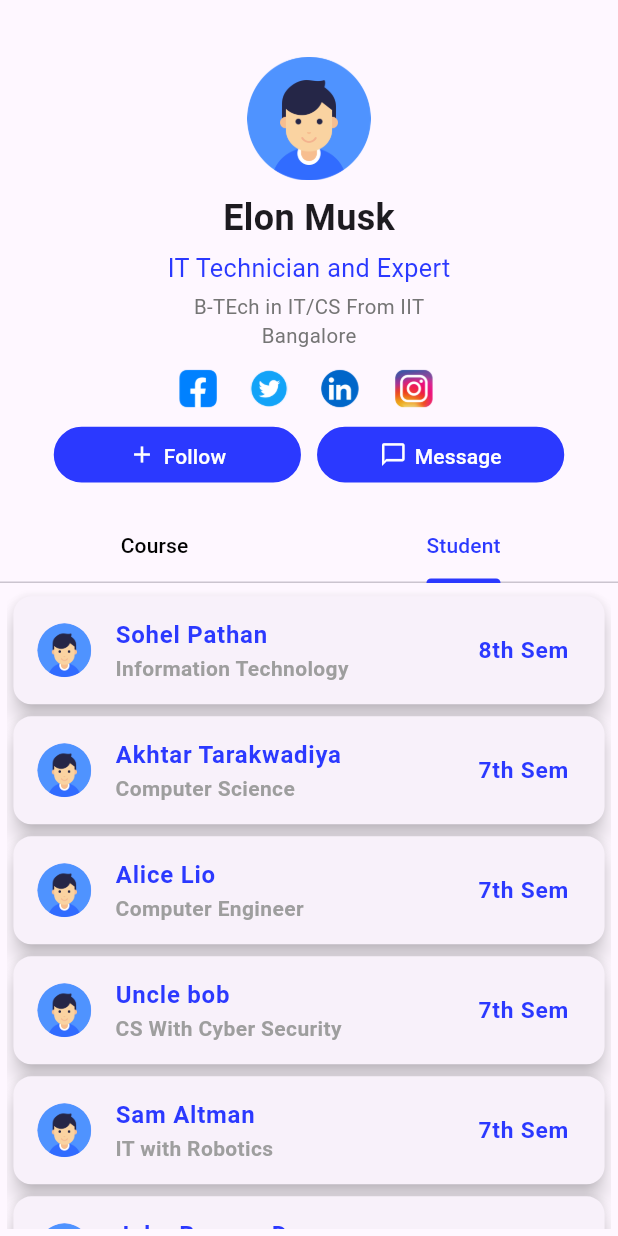
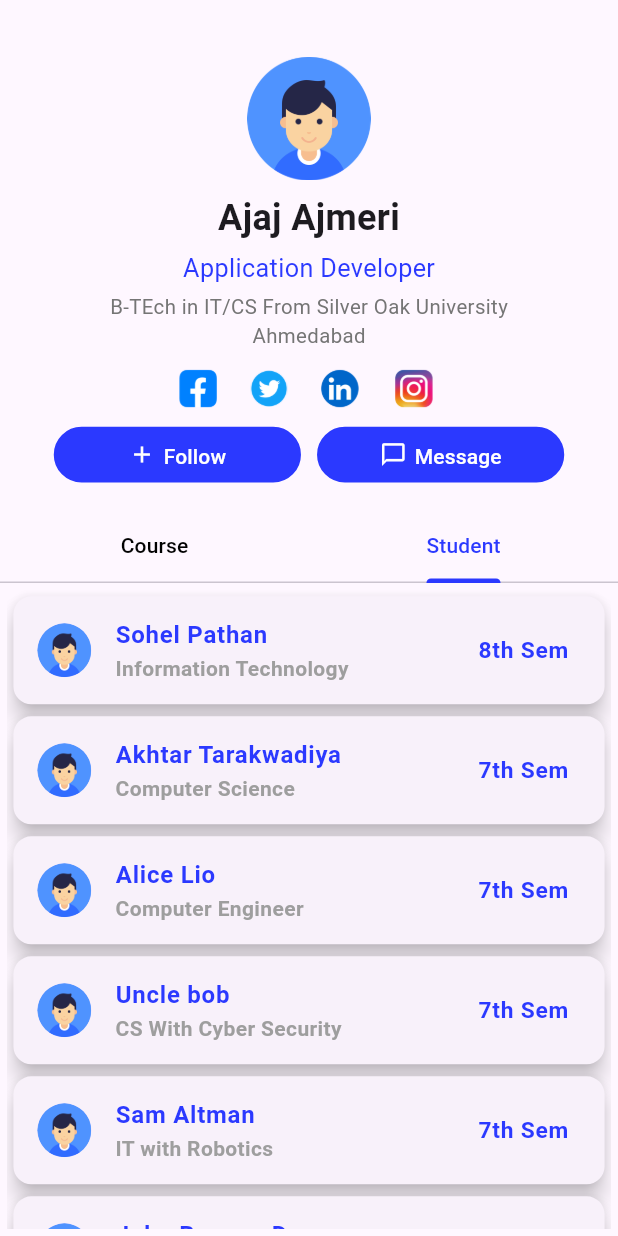
Before and after one commit to ajmeriajaj/profile_page_ajaj_ajmeri, a Flutter app: the screen it shows after launch, tab 2 chosen, on a phone screen of 412 x 824 dp. Run offline on Flutter 3.47's test engine with Material 3 defaults, Android fonts, the phone set to English and light mode, and no system bars; network calls fail; Roboto replaces fonts that are missing (Poppins).

Commit message:
remove unused import

```diff
--- a/lib/responsive1.dart
+++ b/lib/responsive1.dart
@@ -1,4 +1,3 @@
-import 'dart:io';
 import 'package:flutter/foundation.dart';
 import 'package:flutter/material.dart';
 
--- a/lib/tab_bar/student_tab.dart
+++ b/lib/tab_bar/student_tab.dart
@@ -1,7 +1,5 @@
 import 'package:flutter/material.dart';
-import 'package:flutter_task_ui/data/data.dart';
 import 'package:flutter_task_ui/widgets/student_list_view.dart';
-import 'package:flutter_task_ui/widgets/student_widget.dart';
 
 import '../responsive.dart';
 
--- a/lib/widgets/center_widget.dart
+++ b/lib/widgets/center_widget.dart
@@ -30,7 +30,7 @@ class _CenterWidgetState extends State<CenterWidget> {
             ),
             SizedBox(height: 0.01 * getHeight(context)),
             TextWidget(
-                txt: "Elon Musk",
+                txt: "Ajaj Ajmeri",
                 style: TextStyle(
                     fontWeight: FontWeight.bold,
                     fontSize: 30  * getResponsiveText(context),
@@ -39,7 +39,7 @@ class _CenterWidgetState extends State<CenterWidget> {
             ),
             SizedBox(height: 4),
             TextWidget(
-                txt: "IT Technician and Expert",
+                txt: "Application Developer",
                 style: TextStyle(
                     fontSize: 21 * getResponsiveText(context),
                     fontFamily: 'Poppins',
@@ -48,7 +48,7 @@ class _CenterWidgetState extends State<CenterWidget> {
             ),
             SizedBox(height: 0.006 * getHeight(context)),
             TextWidget(
-                txt: 'B-TEch in IT/CS From IIT',
+                txt: 'B-TEch in IT/CS From Silver Oak University',
                 style: TextStyle(
                     fontSize: 17 * getResponsiveText(context),
                     fontFamily: 'Poppins',
@@ -56,7 +56,7 @@ class _CenterWidgetState extends State<CenterWidget> {
                 )
             ),
             TextWidget(
-              txt: "Bangalore",
+              txt: "Ahmedabad",
               style: TextStyle(
                   fontSize: 17 * getResponsiveText(context),
                   fontFamily: 'Poppins',
--- a/lib/widgets/raw_button_widget.dart
+++ b/lib/widgets/raw_button_widget.dart
@@ -1,6 +1,5 @@
 import 'package:flutter/material.dart';
 import 'package:flutter_task_ui/responsive.dart';
-
 import '../responsive1.dart';
 import 'button_widgets.dart';
 
--- a/lib/widgets/student_list_view.dart
+++ b/lib/widgets/student_list_view.dart
@@ -1,6 +1,5 @@
 import 'package:flutter/material.dart';
 import 'package:flutter_task_ui/widgets/student_widget.dart';
-
 import '../data/data.dart';
 
 class StudentListView extends StatefulWidget {
```
